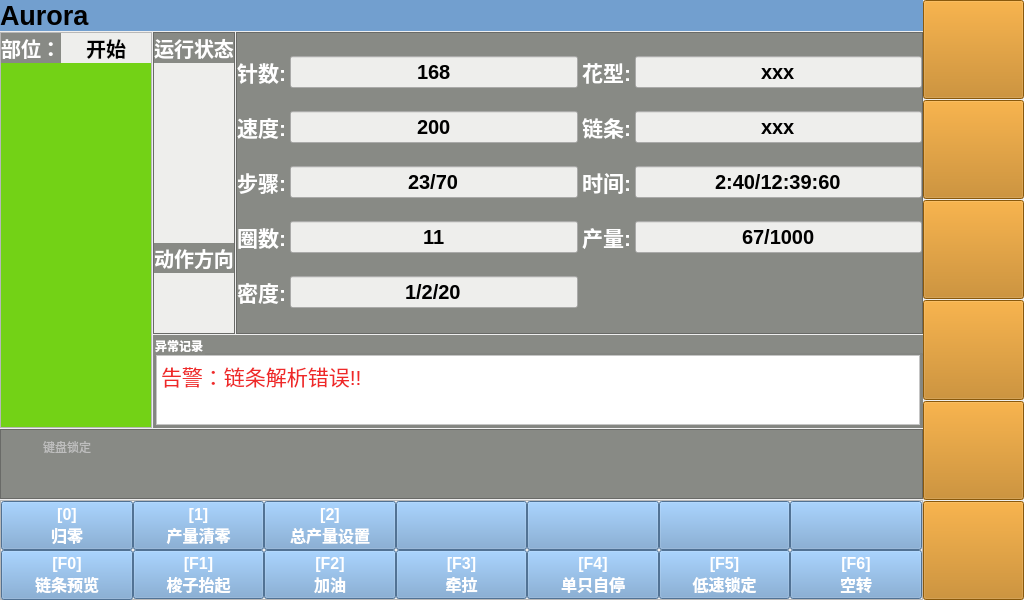
lvxiaowei/linux_lcCode, file mainWindow.ui: the form before one commit.
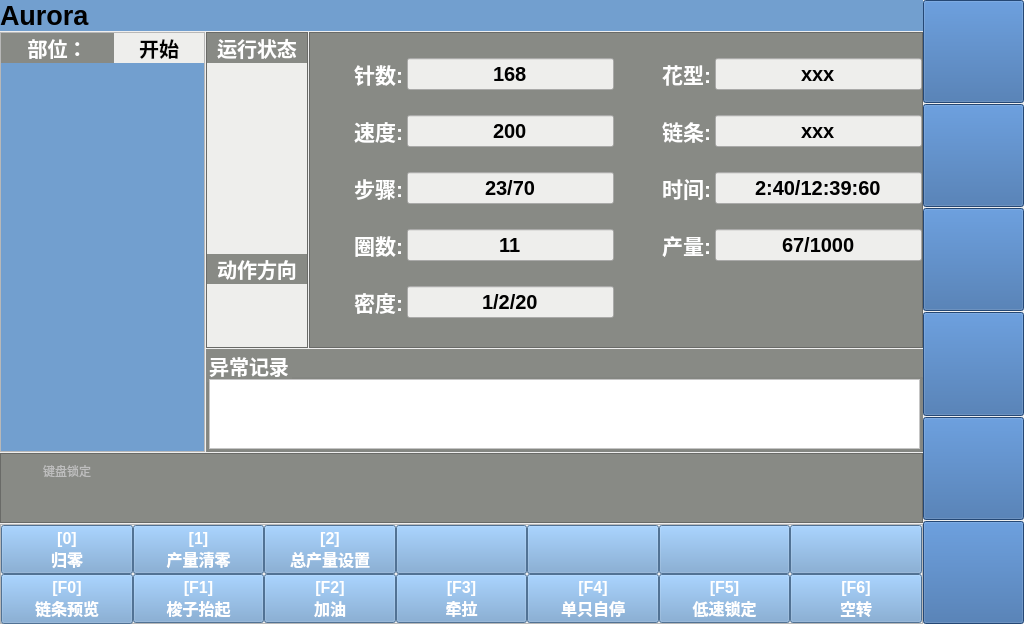
The form after the commit. Icons and pictures are not drawn.

What changed in the file:
```diff
--- a/mainWindow.ui
+++ b/mainWindow.ui
@@ -7,7 +7,7 @@
     <x>0</x>
     <y>0</y>
     <width>1024</width>
-    <height>600</height>
+    <height>624</height>
    </rect>
   </property>
   <property name="sizePolicy">
@@ -44,7 +44,7 @@
       <number>0</number>
      </property>
      <widget class="QWidget" name="page">
-      <layout class="QGridLayout" name="gridLayout_4" rowstretch="0,4,1,1,1">
+      <layout class="QGridLayout" name="gridLayout_4" rowstretch="0,4,1,1,1" columnstretch="2,1,6">
        <property name="leftMargin">
         <number>0</number>
        </property>
@@ -222,7 +222,7 @@
              </size>
             </property>
             <property name="styleSheet">
-             <string notr="true">background-color: rgb(115, 210, 22);</string>
+             <string notr="true">background-color: rgb(114, 159, 207);</string>
             </property>
             <property name="text">
              <string/>
@@ -388,11 +388,8 @@
           <property name="verticalSpacing">
            <number>0</number>
           </property>
-          <item row="0" column="0">
-           <widget class="QLabel" name="label_2">
-            <property name="enabled">
-             <bool>true</bool>
-            </property>
+          <item row="3" column="1">
+           <widget class="QLabel" name="label_7">
             <property name="font">
              <font>
               <pointsize>16</pointsize>
@@ -404,66 +401,14 @@
              <string notr="true">color: rgb(255, 255, 255);</string>
             </property>
             <property name="text">
-             <string>针数:</string>
+             <string>圈数:</string>
             </property>
             <property name="alignment">
              <set>Qt::AlignRight|Qt::AlignTrailing|Qt::AlignVCenter</set>
             </property>
            </widget>
           </item>
-          <item row="0" column="1">
-           <widget class="QLineEdit" name="m_edtNeedle">
-            <property name="enabled">
-             <bool>true</bool>
-            </property>
-            <property name="minimumSize">
-             <size>
-              <width>0</width>
-              <height>0</height>
-             </size>
-            </property>
-            <property name="font">
-             <font>
-              <pointsize>15</pointsize>
-              <weight>75</weight>
-              <bold>true</bold>
-             </font>
-            </property>
-            <property name="styleSheet">
-             <string notr="true">background-color: rgb(238, 238, 236);</string>
-            </property>
-            <property name="text">
-             <string>168</string>
-            </property>
-            <property name="alignment">
-             <set>Qt::AlignCenter</set>
-            </property>
-            <property name="readOnly">
-             <bool>true</bool>
-            </property>
-           </widget>
-          </item>
-          <item row="0" column="2">
-           <widget class="QLabel" name="label_9">
-            <property name="font">
-             <font>
-              <pointsize>16</pointsize>
-              <weight>75</weight>
-              <bold>true</bold>
-             </font>
-            </property>
-            <property name="styleSheet">
-             <string notr="true">color: rgb(255, 255, 255);</string>
-            </property>
-            <property name="text">
-             <string>花型:</string>
-            </property>
-            <property name="alignment">
-             <set>Qt::AlignRight|Qt::AlignTrailing|Qt::AlignVCenter</set>
-            </property>
-           </widget>
-          </item>
-          <item row="0" column="3">
+          <item row="0" column="5">
            <widget class="QLineEdit" name="m_edtPattern">
             <property name="font">
              <font>
@@ -486,7 +431,50 @@
             </property>
            </widget>
           </item>
-          <item row="1" column="0">
+          <item row="4" column="2">
+           <widget class="QLineEdit" name="lineEdit_3">
+            <property name="font">
+             <font>
+              <pointsize>15</pointsize>
+              <weight>75</weight>
+              <bold>true</bold>
+             </font>
+            </property>
+            <property name="styleSheet">
+             <string notr="true">background-color: rgb(238, 238, 236);</string>
+            </property>
+            <property name="text">
+             <string>1/2/20</string>
+            </property>
+            <property name="alignment">
+             <set>Qt::AlignCenter</set>
+            </property>
+            <property name="readOnly">
+             <bool>true</bool>
+            </property>
+           </widget>
+          </item>
+          <item row="4" column="1">
+           <widget class="QLabel" name="label_8">
+            <property name="font">
+             <font>
+              <pointsize>16</pointsize>
+              <weight>75</weight>
+              <bold>true</bold>
+             </font>
+            </property>
+            <property name="styleSheet">
+             <string notr="true">color: rgb(255, 255, 255);</string>
+            </property>
+            <property name="text">
+             <string>密度:</string>
+            </property>
+            <property name="alignment">
+             <set>Qt::AlignRight|Qt::AlignTrailing|Qt::AlignVCenter</set>
+            </property>
+           </widget>
+          </item>
+          <item row="1" column="1">
            <widget class="QLabel" name="label_3">
             <property name="font">
              <font>
@@ -506,8 +494,8 @@
             </property>
            </widget>
           </item>
-          <item row="1" column="1">
-           <widget class="QLineEdit" name="m_edtSpeed">
+          <item row="3" column="2">
+           <widget class="QLineEdit" name="m_edtCircle">
             <property name="font">
              <font>
               <pointsize>15</pointsize>
@@ -519,7 +507,7 @@
              <string notr="true">background-color: rgb(238, 238, 236);</string>
             </property>
             <property name="text">
-             <string>200</string>
+             <string>11</string>
             </property>
             <property name="alignment">
              <set>Qt::AlignCenter</set>
@@ -529,8 +517,8 @@
             </property>
            </widget>
           </item>
-          <item row="1" column="2">
-           <widget class="QLabel" name="label_11">
+          <item row="3" column="4">
+           <widget class="QLabel" name="label_10">
             <property name="font">
              <font>
               <pointsize>16</pointsize>
@@ -542,37 +530,34 @@
              <string notr="true">color: rgb(255, 255, 255);</string>
             </property>
             <property name="text">
-             <string>链条:</string>
+             <string>产量:</string>
             </property>
             <property name="alignment">
              <set>Qt::AlignRight|Qt::AlignTrailing|Qt::AlignVCenter</set>
             </property>
            </widget>
           </item>
-          <item row="1" column="3">
-           <widget class="QLineEdit" name="m_edtChain">
-            <property name="font">
-             <font>
-              <pointsize>15</pointsize>
-              <weight>75</weight>
-              <bold>true</bold>
-             </font>
-            </property>
-            <property name="styleSheet">
-             <string notr="true">background-color: rgb(238, 238, 236);</string>
-            </property>
-            <property name="text">
-             <string>xxx</string>
-            </property>
-            <property name="alignment">
-             <set>Qt::AlignCenter</set>
-            </property>
-            <property name="readOnly">
-             <bool>true</bool>
-            </property>
-           </widget>
-          </item>
           <item row="2" column="0">
+           <widget class="QPushButton" name="pushButton_19">
+            <property name="text">
+             <string/>
+            </property>
+            <property name="icon">
+             <iconset resource="style.qrc">
+              <normaloff>:/image/step.png</normaloff>:/image/step.png</iconset>
+            </property>
+            <property name="iconSize">
+             <size>
+              <width>35</width>
+              <height>35</height>
+             </size>
+            </property>
+            <property name="flat">
+             <bool>true</bool>
+            </property>
+           </widget>
+          </item>
+          <item row="2" column="1">
            <widget class="QLabel" name="label_4">
             <property name="font">
              <font>
@@ -592,30 +577,7 @@
             </property>
            </widget>
           </item>
-          <item row="2" column="1">
-           <widget class="QLineEdit" name="m_edtStep">
-            <property name="font">
-             <font>
-              <pointsize>15</pointsize>
-              <weight>75</weight>
-              <bold>true</bold>
-             </font>
-            </property>
-            <property name="styleSheet">
-             <string notr="true">background-color: rgb(238, 238, 236);</string>
-            </property>
-            <property name="text">
-             <string>23/70</string>
-            </property>
-            <property name="alignment">
-             <set>Qt::AlignCenter</set>
-            </property>
-            <property name="readOnly">
-             <bool>true</bool>
-            </property>
-           </widget>
-          </item>
-          <item row="2" column="2">
+          <item row="2" column="4">
            <widget class="QLabel" name="label_12">
             <property name="font">
              <font>
@@ -635,7 +597,27 @@
             </property>
            </widget>
           </item>
-          <item row="2" column="3">
+          <item row="0" column="4">
+           <widget class="QLabel" name="label_9">
+            <property name="font">
+             <font>
+              <pointsize>16</pointsize>
+              <weight>75</weight>
+              <bold>true</bold>
+             </font>
+            </property>
+            <property name="styleSheet">
+             <string notr="true">color: rgb(255, 255, 255);</string>
+            </property>
+            <property name="text">
+             <string>花型:</string>
+            </property>
+            <property name="alignment">
+             <set>Qt::AlignRight|Qt::AlignTrailing|Qt::AlignVCenter</set>
+            </property>
+           </widget>
+          </item>
+          <item row="2" column="5">
            <widget class="QLineEdit" name="lineEdit_9">
             <property name="font">
              <font>
@@ -658,10 +640,33 @@
             </property>
            </widget>
           </item>
-          <item row="3" column="0">
-           <widget class="QLabel" name="label_7">
+          <item row="2" column="2">
+           <widget class="QLineEdit" name="m_edtStep">
             <property name="font">
              <font>
+              <pointsize>15</pointsize>
+              <weight>75</weight>
+              <bold>true</bold>
+             </font>
+            </property>
+            <property name="styleSheet">
+             <string notr="true">background-color: rgb(238, 238, 236);</string>
+            </property>
+            <property name="text">
+             <string>23/70</string>
+            </property>
+            <property name="alignment">
+             <set>Qt::AlignCenter</set>
+            </property>
+            <property name="readOnly">
+             <bool>true</bool>
+            </property>
+           </widget>
+          </item>
+          <item row="1" column="4">
+           <widget class="QLabel" name="label_11">
+            <property name="font">
+             <font>
               <pointsize>16</pointsize>
               <weight>75</weight>
               <bold>true</bold>
@@ -671,17 +676,66 @@
              <string notr="true">color: rgb(255, 255, 255);</string>
             </property>
             <property name="text">
-             <string>圈数:</string>
+             <string>链条:</string>
             </property>
             <property name="alignment">
              <set>Qt::AlignRight|Qt::AlignTrailing|Qt::AlignVCenter</set>
             </property>
            </widget>
           </item>
-          <item row="3" column="1">
-           <widget class="QLineEdit" name="m_edtCircle">
+          <item row="0" column="1">
+           <widget class="QLabel" name="label_2">
+            <property name="enabled">
+             <bool>true</bool>
+            </property>
             <property name="font">
              <font>
+              <pointsize>16</pointsize>
+              <weight>75</weight>
+              <bold>true</bold>
+             </font>
+            </property>
+            <property name="styleSheet">
+             <string notr="true">color: rgb(255, 255, 255);</string>
+            </property>
+            <property name="text">
+             <string>针数:</string>
+            </property>
+            <property name="alignment">
+             <set>Qt::AlignRight|Qt::AlignTrailing|Qt::AlignVCenter</set>
+            </property>
+           </widget>
+          </item>
+          <item row="0" column="0">
+           <widget class="QPushButton" name="pushButton">
+            <property name="text">
+             <string/>
+            </property>
+            <property name="icon">
+             <iconset resource="style.qrc">
+              <normaloff>:/image/nedle.png</normaloff>:/image/nedle.png</iconset>
+            </property>
+            <property name="iconSize">
+             <size>
+              <width>35</width>
+              <height>35</height>
+             </size>
+            </property>
+            <property name="autoDefault">
+             <bool>false</bool>
+            </property>
+            <property name="default">
+             <bool>false</bool>
+            </property>
+            <property name="flat">
+             <bool>true</bool>
+            </property>
+           </widget>
+          </item>
+          <item row="1" column="2">
+           <widget class="QLineEdit" name="m_edtSpeed">
+            <property name="font">
+             <font>
               <pointsize>15</pointsize>
               <weight>75</weight>
               <bold>true</bold>
@@ -691,7 +745,7 @@
              <string notr="true">background-color: rgb(238, 238, 236);</string>
             </property>
             <property name="text">
-             <string>11</string>
+             <string>200</string>
             </property>
             <property name="alignment">
              <set>Qt::AlignCenter</set>
@@ -701,27 +755,62 @@
             </property>
            </widget>
           </item>
-          <item row="3" column="2">
-           <widget class="QLabel" name="label_10">
+          <item row="0" column="2">
+           <widget class="QLineEdit" name="m_edtNeedle">
+            <property name="enabled">
+             <bool>true</bool>
+            </property>
+            <property name="minimumSize">
+             <size>
+              <width>0</width>
+              <height>0</height>
+             </size>
+            </property>
             <property name="font">
              <font>
-              <pointsize>16</pointsize>
+              <pointsize>15</pointsize>
               <weight>75</weight>
               <bold>true</bold>
              </font>
             </property>
             <property name="styleSheet">
-             <string notr="true">color: rgb(255, 255, 255);</string>
+             <string notr="true">background-color: rgb(238, 238, 236);</string>
             </property>
             <property name="text">
-             <string>产量:</string>
+             <string>168</string>
             </property>
             <property name="alignment">
-             <set>Qt::AlignRight|Qt::AlignTrailing|Qt::AlignVCenter</set>
+             <set>Qt::AlignCenter</set>
             </property>
+            <property name="readOnly">
+             <bool>true</bool>
+            </property>
            </widget>
           </item>
-          <item row="3" column="3">
+          <item row="1" column="5">
+           <widget class="QLineEdit" name="m_edtChain">
+            <property name="font">
+             <font>
+              <pointsize>15</pointsize>
+              <weight>75</weight>
+              <bold>true</bold>
+             </font>
+            </property>
+            <property name="styleSheet">
+             <string notr="true">background-color: rgb(238, 238, 236);</string>
+            </property>
+            <property name="text">
+             <string>xxx</string>
+            </property>
+            <property name="alignment">
+             <set>Qt::AlignCenter</set>
+            </property>
+            <property name="readOnly">
+             <bool>true</bool>
+            </property>
+           </widget>
+          </item>
+          <item row="3" column="5">
            <widget class="QLineEdit" name="m_edtOutput">
             <property name="font">
              <font>
@@ -744,45 +833,142 @@
             </property>
            </widget>
           </item>
+          <item row="1" column="3">
+           <widget class="QPushButton" name="pushButton_25">
+            <property name="text">
+             <string/>
+            </property>
+            <property name="icon">
+             <iconset resource="style.qrc">
+              <normaloff>:/image/chain.png</normaloff>:/image/chain.png</iconset>
+            </property>
+            <property name="iconSize">
+             <size>
+              <width>35</width>
+              <height>35</height>
+             </size>
+            </property>
+            <property name="flat">
+             <bool>true</bool>
+            </property>
+           </widget>
+          </item>
+          <item row="1" column="0">
+           <widget class="QPushButton" name="pushButton_26">
+            <property name="text">
+             <string/>
+            </property>
+            <property name="icon">
+             <iconset resource="style.qrc">
+              <normaloff>:/image/speed.png</normaloff>:/image/speed.png</iconset>
+            </property>
+            <property name="iconSize">
+             <size>
+              <width>35</width>
+              <height>35</height>
+             </size>
+            </property>
+            <property name="flat">
+             <bool>true</bool>
+            </property>
+           </widget>
+          </item>
+          <item row="3" column="0">
+           <widget class="QPushButton" name="pushButton_27">
+            <property name="text">
+             <string/>
+            </property>
+            <property name="icon">
+             <iconset resource="style.qrc">
+              <normaloff>:/image/round.png</normaloff>:/image/round.png</iconset>
+            </property>
+            <property name="iconSize">
+             <size>
+              <width>35</width>
+              <height>35</height>
+             </size>
+            </property>
+            <property name="flat">
+             <bool>true</bool>
+            </property>
+           </widget>
+          </item>
           <item row="4" column="0">
-           <widget class="QLabel" name="label_8">
-            <property name="font">
-             <font>
-              <pointsize>16</pointsize>
-              <weight>75</weight>
-              <bold>true</bold>
-             </font>
+           <widget class="QPushButton" name="pushButton_32">
+            <property name="text">
+             <string/>
             </property>
-            <property name="styleSheet">
-             <string notr="true">color: rgb(255, 255, 255);</string>
+            <property name="icon">
+             <iconset resource="style.qrc">
+              <normaloff>:/image/moto.png</normaloff>:/image/moto.png</iconset>
             </property>
+            <property name="iconSize">
+             <size>
+              <width>35</width>
+              <height>35</height>
+             </size>
+            </property>
+            <property name="flat">
+             <bool>true</bool>
+            </property>
+           </widget>
+          </item>
+          <item row="0" column="3">
+           <widget class="QPushButton" name="pushButton_33">
             <property name="text">
-             <string>密度:</string>
+             <string/>
             </property>
-            <property name="alignment">
-             <set>Qt::AlignRight|Qt::AlignTrailing|Qt::AlignVCenter</set>
+            <property name="icon">
+             <iconset resource="style.qrc">
+              <normaloff>:/image/decorativePattern.png</normaloff>:/image/decorativePattern.png</iconset>
             </property>
+            <property name="iconSize">
+             <size>
+              <width>35</width>
+              <height>35</height>
+             </size>
+            </property>
+            <property name="flat">
+             <bool>true</bool>
+            </property>
            </widget>
           </item>
-          <item row="4" column="1">
-           <widget class="QLineEdit" name="lineEdit_3">
-            <property name="font">
-             <font>
-              <pointsize>15</pointsize>
-              <weight>75</weight>
-              <bold>true</bold>
-             </font>
+          <item row="2" column="3">
+           <widget class="QPushButton" name="pushButton_34">
+            <property name="text">
+             <string/>
             </property>
-            <property name="styleSheet">
-             <string notr="true">background-color: rgb(238, 238, 236);</string>
+            <property name="icon">
+             <iconset resource="style.qrc">
+              <normaloff>:/image/time.png</normaloff>:/image/time.png</iconset>
             </property>
+            <property name="iconSize">
+             <size>
+              <width>35</width>
+              <height>35</height>
+             </size>
+            </property>
+            <property name="flat">
+             <bool>true</bool>
+            </property>
+           </widget>
+          </item>
+          <item row="3" column="3">
+           <widget class="QPushButton" name="pushButton_35">
             <property name="text">
-             <string>1/2/20</string>
+             <string/>
             </property>
-            <property name="alignment">
-             <set>Qt::AlignCenter</set>
+            <property name="icon">
+             <iconset resource="style.qrc">
+              <normaloff>:/image/calculator.png</normaloff>:/image/calculator.png</iconset>
             </property>
-            <property name="readOnly">
+            <property name="iconSize">
+             <size>
+              <width>35</width>
+              <height>35</height>
+             </size>
+            </property>
+            <property name="flat">
              <bool>true</bool>
             </property>
            </widget>
@@ -794,6 +980,7 @@
         <widget class="QGroupBox" name="groupBox">
          <property name="font">
           <font>
+           <pointsize>15</pointsize>
            <weight>75</weight>
            <bold>true</bold>
           </font>
@@ -837,7 +1024,7 @@
 &lt;html&gt;&lt;head&gt;&lt;meta name=&quot;qrichtext&quot; content=&quot;1&quot; /&gt;&lt;style type=&quot;text/css&quot;&gt;
 p, li { white-space: pre-wrap; }
 &lt;/style&gt;&lt;/head&gt;&lt;body style=&quot; font-family:'Ubuntu'; font-size:15pt; font-weight:400; font-style:normal;&quot;&gt;
-&lt;p style=&quot; margin-top:0px; margin-bottom:0px; margin-left:0px; margin-right:0px; -qt-block-indent:0; text-indent:0px;&quot;&gt;&lt;span style=&quot; font-size:16pt;&quot;&gt;告警：链条解析错误!!&lt;/span&gt;&lt;/p&gt;&lt;/body&gt;&lt;/html&gt;</string>
+&lt;p style=&quot;-qt-paragraph-type:empty; margin-top:0px; margin-bottom:0px; margin-left:0px; margin-right:0px; -qt-block-indent:0; text-indent:0px;&quot;&gt;&lt;br /&gt;&lt;/p&gt;&lt;/body&gt;&lt;/html&gt;</string>
             </property>
            </widget>
           </item>
@@ -1921,7 +2108,7 @@
         <enum>Qt::NoFocus</enum>
        </property>
        <property name="styleSheet">
-        <string notr="true">background-color: rgb(193, 125, 17);
+        <string notr="true">background-color: rgb(52, 101, 164);
 color: rgb(255, 255, 255);</string>
        </property>
        <property name="text">
@@ -1948,7 +2135,7 @@
         <enum>Qt::NoFocus</enum>
        </property>
        <property name="styleSheet">
-        <string notr="true">background-color: rgb(193, 125, 17);
+        <string notr="true">background-color: rgb(52, 101, 164);
 color: rgb(255, 255, 255);</string>
        </property>
        <property name="text">
@@ -1975,7 +2162,7 @@
         <enum>Qt::NoFocus</enum>
        </property>
        <property name="styleSheet">
-        <string notr="true">background-color: rgb(193, 125, 17);
+        <string notr="true">background-color: rgb(52, 101, 164);
 color: rgb(255, 255, 255);</string>
        </property>
        <property name="text">
@@ -2002,7 +2189,7 @@
         <enum>Qt::NoFocus</enum>
        </property>
        <property name="styleSheet">
-        <string notr="true">background-color: rgb(193, 125, 17);
+        <string notr="true">background-color: rgb(52, 101, 164);
 color: rgb(255, 255, 255);</string>
        </property>
        <property name="text">
@@ -2029,7 +2216,7 @@
         <enum>Qt::NoFocus</enum>
        </property>
        <property name="styleSheet">
-        <string notr="true">background-color: rgb(193, 125, 17);
+        <string notr="true">background-color: rgb(52, 101, 164);
 color: rgb(255, 255, 255);</string>
        </property>
        <property name="text">
@@ -2062,7 +2249,7 @@
         <enum>Qt::NoFocus</enum>
        </property>
        <property name="styleSheet">
-        <string notr="true">background-color: rgb(193, 125, 17);
+        <string notr="true">background-color: rgb(52, 101, 164);
 color: rgb(255, 255, 255);</string>
        </property>
        <property name="text">
```
Left out of the diff: 5 changed lines with no effect on the pictures.
